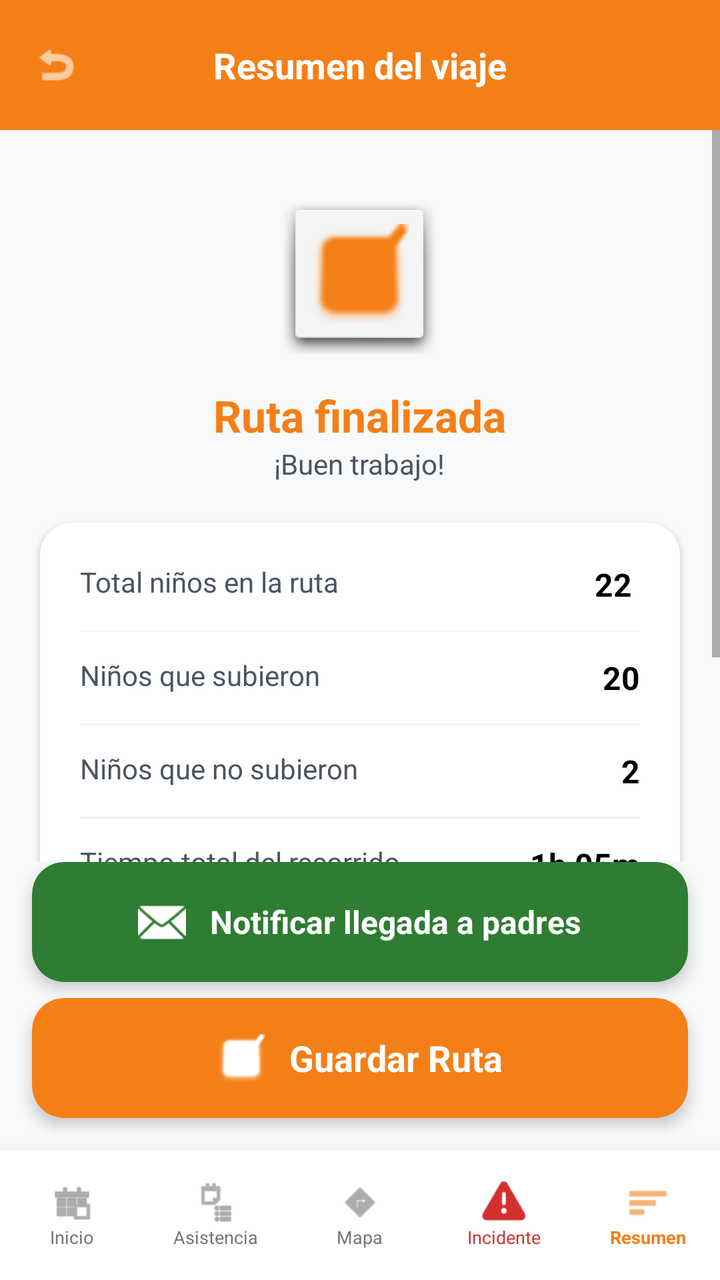
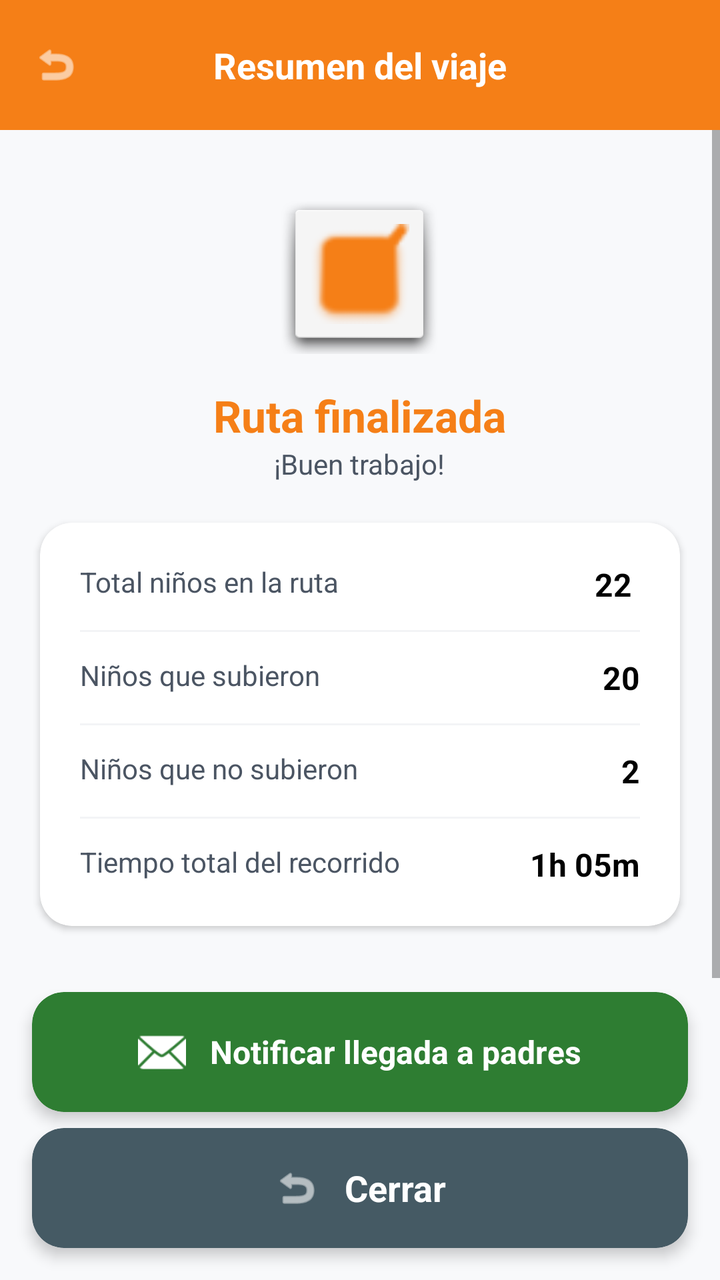

Compare the two renders of this Android layout. The source of the first and the diff that turns it into the second are given below.
<!-- AndroidManifest.xml: application theme Theme.BusetaEscolarApp -->
<!-- res/layout/activity_resumen_viaje.xml -->
<?xml version="1.0" encoding="utf-8"?>
<androidx.constraintlayout.widget.ConstraintLayout xmlns:android="http://schemas.android.com/apk/res/android"
    xmlns:app="http://schemas.android.com/apk/res-auto"
    xmlns:tools="http://schemas.android.com/tools"
    android:layout_width="match_parent"
    android:layout_height="match_parent"
    android:background="#F8F9FB">

    
    <androidx.appcompat.widget.Toolbar
        android:id="@+id/toolbarResumen"
        android:layout_width="0dp"
        android:layout_height="65dp"
        android:background="#F57F17"
        app:layout_constraintEnd_toEndOf="parent"
        app:layout_constraintStart_toStartOf="parent"
        app:layout_constraintTop_toTopOf="parent">

        <RelativeLayout
            android:layout_width="match_parent"
            android:layout_height="wrap_content"
            android:layout_marginEnd="16dp">

            <ImageView
                android:layout_width="24dp"
                android:layout_height="24dp"
                android:src="@android:drawable/ic_menu_revert"
                app:tint="@android:color/white" />

            <TextView
                android:layout_width="wrap_content"
                android:layout_height="wrap_content"
                android:layout_centerInParent="true"
                android:text="Resumen del viaje"
                android:textColor="@android:color/white"
                android:textSize="18sp"
                android:textStyle="bold" />
        </RelativeLayout>
    </androidx.appcompat.widget.Toolbar>

    
    <ScrollView
        android:layout_width="0dp"
        android:layout_height="0dp"
        app:layout_constraintBottom_toTopOf="@id/btnEnviarAPadres"
        app:layout_constraintEnd_toEndOf="parent"
        app:layout_constraintStart_toStartOf="parent"
        app:layout_constraintTop_toBottomOf="@id/toolbarResumen">

        <LinearLayout
            android:layout_width="match_parent"
            android:layout_height="wrap_content"
            android:gravity="center_horizontal"
            android:orientation="vertical"
            android:paddingBottom="20dp">

            
            <LinearLayout
                android:id="@+id/layoutMensaje"
                android:layout_width="wrap_content"
                android:layout_height="wrap_content"
                android:layout_marginTop="32dp"
                android:gravity="center"
                android:orientation="vertical">

                <ImageView
                    android:layout_width="80dp"
                    android:layout_height="80dp"
                    android:background="@android:drawable/dialog_holo_light_frame"
                    android:padding="15dp"
                    android:src="@android:drawable/checkbox_on_background"
                    app:tint="#F57F17" />

                <TextView
                    android:layout_width="wrap_content"
                    android:layout_height="wrap_content"
                    android:layout_marginTop="16dp"
                    android:text="Ruta finalizada"
                    android:textColor="#F57F17"
                    android:textSize="22sp"
                    android:textStyle="bold" />

                <TextView
                    android:layout_width="wrap_content"
                    android:layout_height="wrap_content"
                    android:text="¡Buen trabajo!"
                    android:textColor="#4B5563"
                    android:textSize="14sp" />
            </LinearLayout>

            
            <androidx.cardview.widget.CardView
                android:id="@+id/cardStats"
                android:layout_width="match_parent"
                android:layout_height="wrap_content"
                android:layout_margin="20dp"
                app:cardCornerRadius="16dp"
                app:cardElevation="2dp">

                <LinearLayout
                    android:id="@+id/layoutDetalles"
                    android:layout_width="match_parent"
                    android:layout_height="wrap_content"
                    android:orientation="vertical"
                    android:padding="20dp">

                    <RelativeLayout android:layout_width="match_parent" android:layout_height="wrap_content">
                        <TextView android:layout_width="wrap_content" android:layout_height="wrap_content" android:text="Total niños en la ruta" android:textColor="#4B5563" />
                        <TextView android:layout_width="wrap_content" android:layout_height="wrap_content" android:layout_alignParentEnd="true" android:text="22
" android:textColor="#000000" android:textStyle="bold" android:textSize="16sp" />
                    </RelativeLayout>

                    <View android:layout_width="match_parent" android:layout_height="1dp" android:background="#F3F4F6" android:layout_marginVertical="12dp" />

                    <RelativeLayout android:layout_width="match_parent" android:layout_height="wrap_content">
                        <TextView android:layout_width="wrap_content" android:layout_height="wrap_content" android:text="Niños que subieron" android:textColor="#4B5563" />
                        <TextView android:layout_width="wrap_content" android:layout_height="wrap_content" android:layout_alignParentEnd="true" android:text="20" android:textColor="#000000" android:textStyle="bold" android:textSize="16sp" />
                    </RelativeLayout>

                    <View android:layout_width="match_parent" android:layout_height="1dp" android:background="#F3F4F6" android:layout_marginVertical="12dp" />

                    <RelativeLayout android:layout_width="match_parent" android:layout_height="wrap_content">
                        <TextView android:layout_width="wrap_content" android:layout_height="wrap_content" android:text="Niños que no subieron" android:textColor="#4B5563" />
                        <TextView android:layout_width="wrap_content" android:layout_height="wrap_content" android:layout_alignParentEnd="true" android:text="2" android:textColor="#000000" android:textStyle="bold" android:textSize="16sp" />
                    </RelativeLayout>

                    <View android:layout_width="match_parent" android:layout_height="1dp" android:background="#F3F4F6" android:layout_marginVertical="12dp" />

                    <RelativeLayout android:layout_width="match_parent" android:layout_height="wrap_content">
                        <TextView android:layout_width="wrap_content" android:layout_height="wrap_content" android:text="Tiempo total del recorrido" android:textColor="#4B5563" />
                        <TextView android:layout_width="wrap_content" android:layout_height="wrap_content" android:layout_alignParentEnd="true" android:text="1h 05m" android:textColor="#000000" android:textStyle="bold" android:textSize="16sp" />
                    </RelativeLayout>
                </LinearLayout>
            </androidx.cardview.widget.CardView>

            
            <Button
                android:id="@+id/btnCerrarSesionChofer"
                android:layout_width="match_parent"
                android:layout_height="60dp"
                android:layout_marginHorizontal="20dp"
                android:layout_marginTop="10dp"
                android:backgroundTint="#D32F2F"
                android:text="Cerrar Sesión"
                android:textAllCaps="false"
                android:textColor="@android:color/white"
                android:textStyle="bold"
                app:cornerRadius="12dp"
                app:icon="@android:drawable/ic_menu_revert"
                app:iconGravity="textStart" />

        </LinearLayout>
    </ScrollView>

    
    <androidx.cardview.widget.CardView
        android:id="@+id/btnEnviarAPadres"
        android:layout_width="0dp"
        android:layout_height="60dp"
        android:layout_marginHorizontal="16dp"
        android:layout_marginBottom="8dp"
        app:cardCornerRadius="16dp"
        app:cardElevation="4dp"
        app:cardBackgroundColor="#2E7D32"
        app:layout_constraintBottom_toTopOf="@id/btnFinalizarTotal"
        app:layout_constraintEnd_toEndOf="parent"
        app:layout_constraintStart_toStartOf="parent">

        <LinearLayout
            android:gravity="center"
            android:orientation="horizontal"
            android:layout_width="match_parent"
            android:layout_height="match_parent">
            <ImageView
                android:layout_width="24dp"
                android:layout_height="24dp"
                android:src="@android:drawable/ic_dialog_email"
                app:tint="@android:color/white"/>
            <TextView
                android:layout_width="wrap_content"
                android:layout_height="wrap_content"
                android:layout_marginStart="12dp"
                android:text="Notificar llegada a padres"
                android:textColor="@android:color/white"
                android:textSize="16sp"
                android:textStyle="bold" />
        </LinearLayout>
    </androidx.cardview.widget.CardView>

    
    <androidx.cardview.widget.CardView
        android:id="@+id/btnFinalizarTotal"
        android:layout_width="0dp"
        android:layout_height="60dp"
        android:layout_margin="16dp"
        app:cardCornerRadius="16dp"
        app:cardElevation="4dp"
        app:cardBackgroundColor="#F57F17"
        app:layout_constraintBottom_toTopOf="@id/bottomNavigation"
        app:layout_constraintEnd_toEndOf="parent"
        app:layout_constraintStart_toStartOf="parent">

        <LinearLayout
            android:gravity="center"
            android:orientation="horizontal"
            android:layout_width="match_parent"
            android:layout_height="match_parent">
            <ImageView
                android:layout_width="24dp"
                android:layout_height="24dp"
                android:src="@android:drawable/checkbox_on_background"
                app:tint="@android:color/white"/>
            <TextView
                android:layout_width="wrap_content"
                android:layout_height="wrap_content"
                android:layout_marginStart="12dp"
                android:text="Guardar Ruta"
                android:textColor="@android:color/white"
                android:textSize="18sp"
                android:textStyle="bold" />
        </LinearLayout>
    </androidx.cardview.widget.CardView>

    
    <LinearLayout
        android:id="@+id/bottomNavigation"
        android:layout_width="match_parent"
        android:layout_height="65dp"
        android:background="@android:color/white"
        android:elevation="12dp"
        android:orientation="horizontal"
        app:layout_constraintBottom_toBottomOf="parent">

        
        <LinearLayout android:layout_width="0dp" android:layout_height="match_parent" android:layout_weight="1" android:gravity="center" android:orientation="vertical">
            <ImageView android:layout_width="22dp" android:layout_height="22dp" android:src="@android:drawable/ic_menu_today" app:tint="#757575" />
            <TextView android:layout_width="wrap_content" android:layout_height="wrap_content" android:text="Inicio" android:textColor="#757575" android:textSize="9sp" />
        </LinearLayout>

        
        <LinearLayout android:layout_width="0dp" android:layout_height="match_parent" android:layout_weight="1" android:gravity="center" android:orientation="vertical">
            <ImageView android:layout_width="22dp" android:layout_height="22dp" android:src="@android:drawable/ic_menu_agenda" app:tint="#757575" />
            <TextView android:layout_width="wrap_content" android:layout_height="wrap_content" android:text="Asistencia" android:textColor="#757575" android:textSize="9sp" />
        </LinearLayout>

        
        <LinearLayout android:layout_width="0dp" android:layout_height="match_parent" android:layout_weight="1" android:gravity="center" android:orientation="vertical">
            <ImageView android:layout_width="22dp" android:layout_height="22dp" android:src="@android:drawable/ic_menu_directions" app:tint="#757575" />
            <TextView android:layout_width="wrap_content" android:layout_height="wrap_content" android:text="Mapa" android:textColor="#757575" android:textSize="9sp" />
        </LinearLayout>

        
        <LinearLayout android:layout_width="0dp" android:layout_height="match_parent" android:layout_weight="1" android:gravity="center" android:orientation="vertical">
            <ImageView android:layout_width="22dp" android:layout_height="22dp" android:src="@android:drawable/ic_dialog_alert" app:tint="#D32F2F" />
            <TextView android:layout_width="wrap_content" android:layout_height="wrap_content" android:text="Incidente" android:textColor="#D32F2F" android:textSize="9sp" />
        </LinearLayout>

        
        <LinearLayout android:layout_width="0dp" android:layout_height="match_parent" android:layout_weight="1" android:gravity="center" android:orientation="vertical">
            <ImageView android:layout_width="22dp" android:layout_height="22dp" android:src="@android:drawable/ic_menu_sort_by_size" app:tint="#F57F17" />
            <TextView android:layout_width="wrap_content" android:layout_height="wrap_content" android:text="Resumen" android:textColor="#F57F17" android:textSize="9sp" android:textStyle="bold" />
        </LinearLayout>

    </LinearLayout>

</androidx.constraintlayout.widget.ConstraintLayout>
<!-- resources referenced by this layout -->
<resources>
  <style name="Theme.BusetaEscolarApp" parent="Theme.MaterialComponents.Light.NoActionBar" />
</resources>

<!-- the commit's change to res/layout/activity_resumen_viaje.xml (unified diff, before → after) -->
@@ -133,21 +133,6 @@
                 </LinearLayout>
             </androidx.cardview.widget.CardView>
 
-            
-            <Button
-                android:id="@+id/btnCerrarSesionChofer"
-                android:layout_width="match_parent"
-                android:layout_height="60dp"
-                android:layout_marginHorizontal="20dp"
-                android:layout_marginTop="10dp"
-                android:backgroundTint="#D32F2F"
-                android:text="Cerrar Sesión"
-                android:textAllCaps="false"
-                android:textColor="@android:color/white"
-                android:textStyle="bold"
-                app:cornerRadius="12dp"
-                app:icon="@android:drawable/ic_menu_revert"
-                app:iconGravity="textStart" />
 
         </LinearLayout>
     </ScrollView>
@@ -195,8 +180,8 @@
         android:layout_margin="16dp"
         app:cardCornerRadius="16dp"
         app:cardElevation="4dp"
-        app:cardBackgroundColor="#F57F17"
-        app:layout_constraintBottom_toTopOf="@id/bottomNavigation"
+        app:cardBackgroundColor="#455A64"
+        app:layout_constraintBottom_toBottomOf="parent"
         app:layout_constraintEnd_toEndOf="parent"
         app:layout_constraintStart_toStartOf="parent">
 
@@ -208,13 +193,13 @@
             <ImageView
                 android:layout_width="24dp"
                 android:layout_height="24dp"
-                android:src="@android:drawable/checkbox_on_background"
+                android:src="@android:drawable/ic_menu_revert"
                 app:tint="@android:color/white"/>
             <TextView
                 android:layout_width="wrap_content"
                 android:layout_height="wrap_content"
                 android:layout_marginStart="12dp"
-                android:text="Guardar Ruta"
+                android:text="Cerrar"
                 android:textColor="@android:color/white"
                 android:textSize="18sp"
                 android:textStyle="bold" />
@@ -229,6 +214,7 @@
         android:background="@android:color/white"
         android:elevation="12dp"
         android:orientation="horizontal"
+        android:visibility="gone"
         app:layout_constraintBottom_toBottomOf="parent">
 
         
